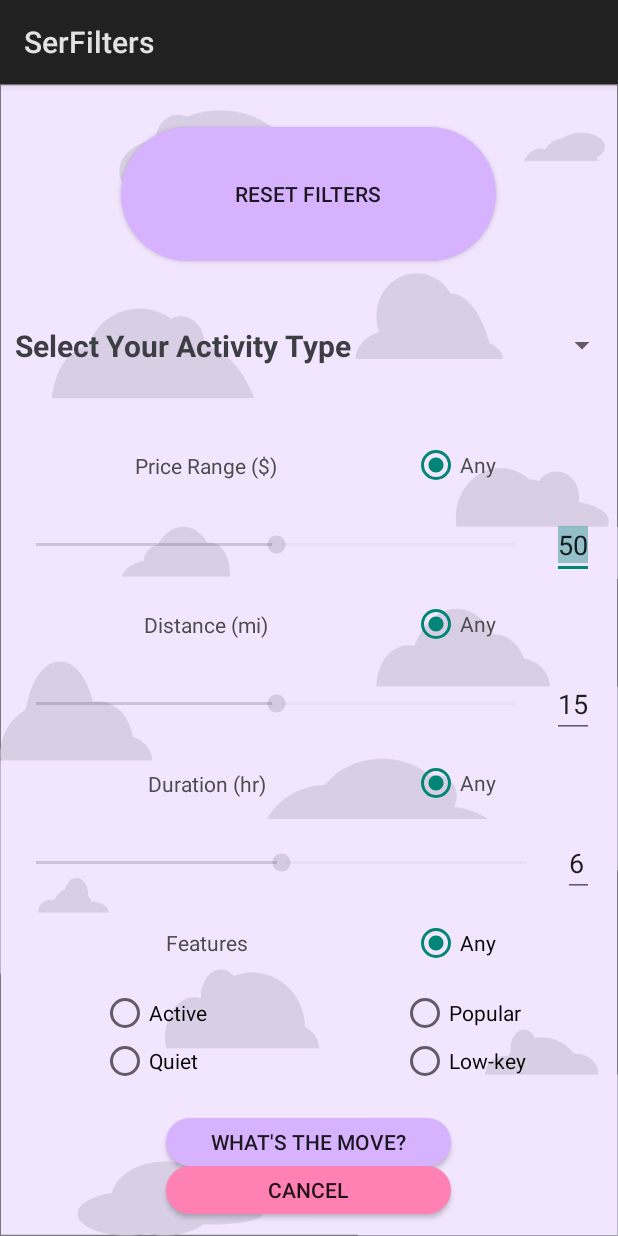
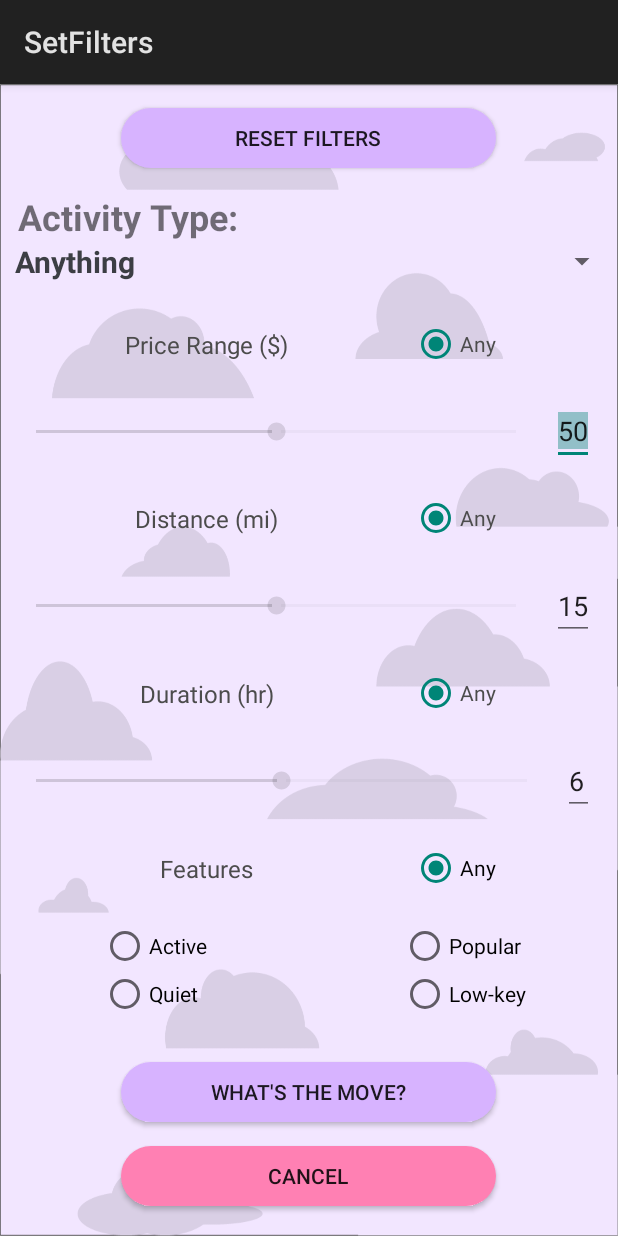
Before and after one commit to viyer5/WhatsTheMove, an Android app: the SetFiltersActivity screen opened directly, with no data from a screen before it, on a phone screen of 412 x 824 dp. Run offline under Robolectric (Android 15) with nearby library versions, the phone set to English and light mode, and no system bars.

Commit message:
Modify filter screen to more efficiently make use of space

```diff
--- a/app/src/main/AndroidManifest.xml
+++ b/app/src/main/AndroidManifest.xml
@@ -51,7 +51,7 @@
             android:label="ScreenSlidePager"
             android:theme="@style/NoTitle"></activity>
         <activity android:name=".SetFiltersActivity"
-            android:label="SerFilters"></activity>
+            android:label="SetFilters"></activity>
     </application>
 
 </manifest>
--- a/app/src/main/java/edu/illinois/cs465/waterwedoing/whatsthemove/SetFiltersActivity.java
+++ b/app/src/main/java/edu/illinois/cs465/waterwedoing/whatsthemove/SetFiltersActivity.java
@@ -34,7 +34,6 @@ public class SetFiltersActivity extends Activity implements View.OnClickListener
     private EditText priceText;
     private EditText distanceText;
     private EditText durationText;
-    private RadioButton anyTypeRadioButton;
     private RadioButton anyFeatureRadioButton;
     private RadioGroup activeRadioGroup;
     private RadioGroup popularRadioGroup;
@@ -84,7 +83,7 @@ public class SetFiltersActivity extends Activity implements View.OnClickListener
 
         spinner = (Spinner) findViewById(R.id.dropDownSpinner);
         ArrayList<String> categories = new ArrayList<String>();
-        categories.add("Select Your Activity Type");
+        // categories.add("Select Your Activity Type");
         categories.add("Anything");
         categories.add("Restaurant");
         categories.add("Museum/Attraction");
@@ -109,7 +108,7 @@ public class SetFiltersActivity extends Activity implements View.OnClickListener
             startActivity(intent);
         }
         if(v.getId() == R.id.resetFilter){
-            anyTypeRadioButton.setChecked(true);
+            spinner.setSelection(0);
             price.setProgress(50);
             priceRangeAnyButton.setChecked(true);
             distance.setProgress(15);
--- a/app/src/main/res/layout/activity_set_filters.xml
+++ b/app/src/main/res/layout/activity_set_filters.xml
@@ -6,40 +6,30 @@
     android:gravity="center"
     android:background="@drawable/background_clouds">
 
-    <LinearLayout xmlns:android="http://schemas.android.com/apk/res/android"
-        android:layout_width="match_parent"
-        android:layout_height="wrap_content"
-        android:orientation="horizontal"
-        android:layout_weight="1"
-        android:gravity="center">
-
-    </LinearLayout>
-
     <Button
         android:id="@+id/resetFilter"
         android:layout_width="250dp"
-        android:layout_height="32dp"
-        android:layout_weight="2"
+        android:layout_height="40dp"
         android:background="@drawable/rounded_button"
-        android:text="RESET FILTERS" />
+        android:text="RESET FILTERS"
+        android:layout_marginVertical="16dp"/>
 
-    <LinearLayout xmlns:android="http://schemas.android.com/apk/res/android"
+    <TextView
         android:layout_width="match_parent"
         android:layout_height="wrap_content"
-        android:layout_weight="3"
-        android:gravity="center"
-        android:orientation="horizontal">
+        android:text="Activity Type:"
+        android:textSize="24dp"
+        android:textStyle="bold"
+        android:layout_marginLeft="8dp" />
 
     <Spinner
         android:layout_width="fill_parent"
         android:layout_height="wrap_content"
         android:id="@+id/dropDownSpinner"
         android:textSize="80dp"
-            android:textColor="#ff0000">
+        android:textColor="#ff0000"
+        android:layout_marginBottom="16dp">
     </Spinner>
-
-
-    </LinearLayout>
 
 
     <LinearLayout xmlns:android="http://schemas.android.com/apk/res/android"
@@ -63,7 +53,8 @@
                 android:layout_weight="1"
                 android:gravity="center"
                 android:text="Price Range ($)"
-                android:textColor="@color/textColor"/>
+                android:textColor="@color/textColor"
+                android:textSize="16dp" />
 
             <RadioButton
                 android:id="@+id/RadioButtonPriceRange"
@@ -127,8 +118,9 @@
                 android:layout_height="wrap_content"
                 android:layout_weight="1"
                 android:text="Distance (mi)"
+                android:textSize="16dp"
                 android:gravity="center"
-                android:textColor="@color/textColor"/>
+                android:textColor="@color/textColor" />
 
             <RadioButton
                 android:id="@+id/RadioButtonDistanceRange"
@@ -192,6 +184,7 @@
                 android:layout_height="wrap_content"
                 android:layout_weight="1"
                 android:text="Duration (hr)"
+                android:textSize="16dp"
                 android:gravity="center"
                 android:textColor="@color/textColor"/>
 
@@ -257,6 +250,7 @@
                 android:layout_height="wrap_content"
                 android:layout_weight="1"
                 android:text="Features"
+                android:textSize="16dp"
                 android:gravity="center"
                 android:textColor="@color/textColor"/>
 
@@ -348,15 +342,16 @@
 
         <Button
             android:id="@+id/whatsTheMoveButton"
-            android:layout_width="190dp"
-            android:layout_height="32dp"
+            android:layout_width="250dp"
+            android:layout_height="40dp"
             android:background="@drawable/rounded_button"
-            android:text="What's The Move?" />
+            android:text="What's The Move?"
+            android:layout_marginBottom="16dp"/>
 
         <Button
             android:id="@+id/cancelButton"
-            android:layout_width="190dp"
-            android:layout_height="32dp"
+            android:layout_width="250dp"
+            android:layout_height="40dp"
             android:background="@drawable/rounded_cancel_button"
             android:text="Cancel" />
 
```
Lines whose indentation alone changed are shown as unchanged.
